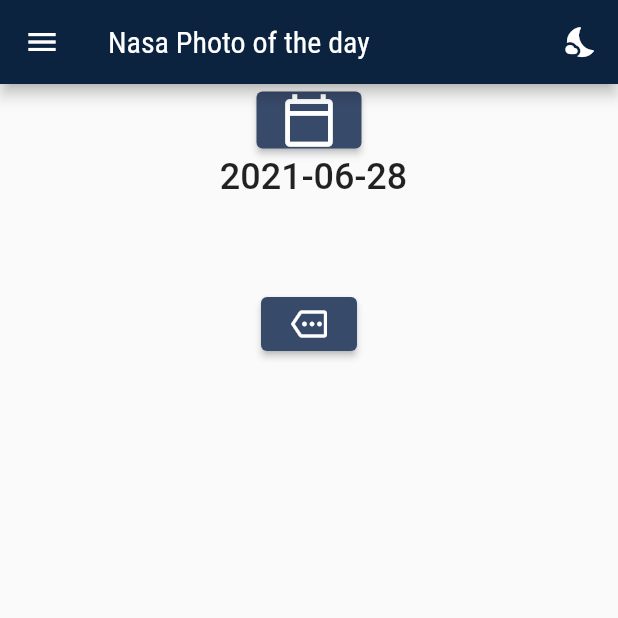
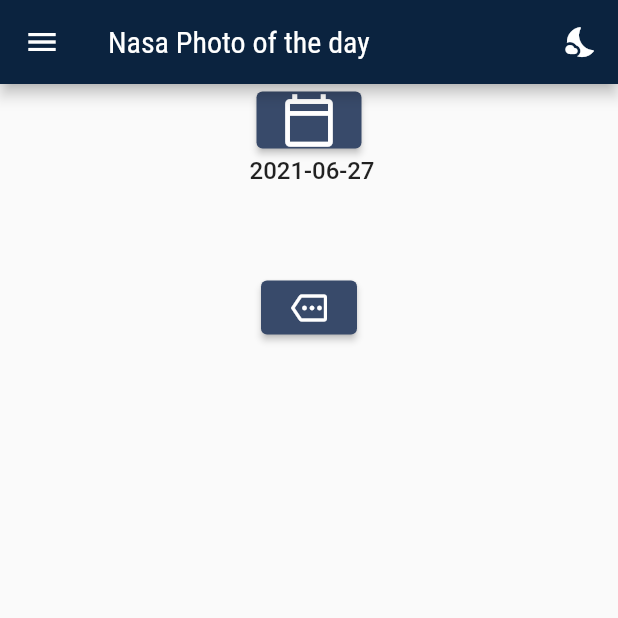
Before and after one commit to xlimiii/nasa_app, a Flutter app: the screen it shows after launch, on a phone screen of 412 x 824 dp, the top half of it. Run offline on Flutter 3.47's test engine with Material 2 defaults, Android fonts, the phone set to English and light mode, and no system bars; our stand-ins replace easy_dynamic_theme, google_maps_flutter, youtube_player_flutter; network calls fail.

Commit message:
add hack scaling

```diff
--- a/lib/models/nasa_photo_of_the_day.dart
+++ b/lib/models/nasa_photo_of_the_day.dart
@@ -1,7 +1,8 @@
 import 'dart:convert';
 import 'package:http/http.dart' as http;
 import 'package:nasa_app/models/api_nasa.dart';
-import 'package:nasa_app/models/credentials.dart' as Credentials;
+
+import 'credentials.dart';
 
  class NasaPhotoOfTheDay {
     final String title;
--- a/lib/models/nasa_rovers.dart
+++ b/lib/models/nasa_rovers.dart
@@ -1,7 +1,7 @@
 import 'dart:convert';
 import 'package:http/http.dart' as http;
 import 'package:nasa_app/models/api_nasa.dart';
-import 'package:nasa_app/models/credentials.dart' as Credentials;
+import 'package:nasa_app/models/credentials.dart';
 
  class PhotoManifest {
   String name;
--- a/lib/models/nasa_rovers_photos.dart
+++ b/lib/models/nasa_rovers_photos.dart
@@ -3,7 +3,7 @@
 import 'package:nasa_app/models/api_nasa.dart';
 import 'package:http/http.dart' as http;
 
-import 'credentials.dart' as Credentials;
+import 'credentials.dart';
 
 class Photos {
   int id;
--- /dev/null
+++ b/lib/models/screenSizeFunctions.dart
@@ -0,0 +1,26 @@
+import 'dart:ui';
+
+import 'package:flutter/cupertino.dart';
+import 'package:flutter/material.dart';
+
+class ScreenSizeFunctions {
+
+
+
+  static Size screenSize(BuildContext context) {
+    return MediaQuery.of(context).size;
+  }
+  static double screenHeight(BuildContext context,
+      {double dividedBy = 1, double reducedBy = 0.0}) {
+    return (screenSize(context).height - reducedBy) / dividedBy;
+  }
+  static double screenWidth(BuildContext context,
+      {double dividedBy = 1, double reducedBy = 0.0}) {
+    return (screenSize(context).width - reducedBy) / dividedBy;
+  }
+  static double screenHeightExcludingToolbar(BuildContext context,
+      {double dividedBy = 1}) {
+    return screenHeight(context, dividedBy: dividedBy, reducedBy: kToolbarHeight);
+  }
+
+}
--- a/lib/views/iss_people.dart
+++ b/lib/views/iss_people.dart
@@ -1,6 +1,7 @@
 import 'package:flutter/cupertino.dart';
 import 'package:flutter/material.dart';
 import 'package:nasa_app/models/iss_people.dart';
+import 'package:nasa_app/models/screenSizeFunctions.dart';
 import 'package:nasa_app/widgets/custom_appbar.dart';
 import 'package:nasa_app/widgets/main_drawer.dart';
 import 'package:nasa_app/style/icons/my_flutter_app_icons.dart' as CustomIcon;
--- a/lib/views/mars_rover.dart
+++ b/lib/views/mars_rover.dart
@@ -74,7 +74,7 @@
           children: <Widget>[
             for ( var i in roverObjects )
 
-            RoverInfo(nameOfRover: i.name, landingDate: i.landingDate, lastPhoto: i.maxDate, launchDate: i.launchDate, status: i.status, totalPhotos: i.totalPhotos.toString() ),
+            RoverInfo(nameOfRover: i.name, landingDate: i.landingDate, lastPhoto: i.maxDate, launchDate: i.launchDate, status: i.status, totalPhotos: i.totalPhotos.toString(),count: roverObjects.length.toDouble()),
 
 
           ],
--- a/lib/views/photo_of_the_day.dart
+++ b/lib/views/photo_of_the_day.dart
@@ -3,6 +3,7 @@
 import 'package:nasa_app/models/nasa_photo_of_the_day.dart';
 import 'package:intl/intl.dart';
 import 'package:flutter/material.dart';
+import 'package:nasa_app/models/screenSizeFunctions.dart';
 import 'package:nasa_app/style/themes.dart';
 import 'package:nasa_app/widgets/custom_appbar.dart';
 import 'package:nasa_app/widgets/main_drawer.dart';
@@ -20,7 +21,7 @@
   bool _visible=false;
   NasaPhotoOfTheDay photo;
   final DateFormat formatter = DateFormat('yyyy-MM-dd');
-  DateTime selectedDate = DateTime.now();
+  DateTime selectedDate = DateTime.now().subtract(Duration(days:1));
   String formattedDate;
 
   YoutubePlayerController _controller = YoutubePlayerController(
@@ -36,8 +37,7 @@
         context: context,
         initialDate: selectedDate,
         firstDate: DateTime(1995, 6, 16),
-        lastDate: DateTime(
-            DateTime.now().year, DateTime.now().month, DateTime.now().day));
+        lastDate: DateTime.now());
     if (picked != null && picked != selectedDate)
       setState(() {
         selectedDate = picked;
@@ -122,7 +122,8 @@
                 )
 
           ]),
-              Text("\t${selectedDate.toLocal()}".split(' ')[0], style: TextStyle(fontSize: 24, fontWeight: FontWeight.w500),),
+              Text("\t${selectedDate.toLocal()}".split(' ')[0], style: TextStyle(fontSize: ScreenSizeFunctions.screenHeightExcludingToolbar(context,
+                  dividedBy: 48), fontWeight: FontWeight.w500),),
 
               Container(
 
@@ -140,17 +141,26 @@
               ),
                             Text(
                 photo == null ? ' ' : photo.title, textAlign: TextAlign.center,
-                style: Theme.of(context).textTheme.headline4,
+                style: TextStyle(fontSize: ScreenSizeFunctions.screenHeightExcludingToolbar(context,
+                    dividedBy: 24), fontWeight: FontWeight.w500),
               ),
               ElevatedButton(
                 onPressed: getDescription,
                 style: ElevatedButton.styleFrom(primary: Theme.of(context).primaryColorLight,),
                 child: Icon(Icons.more_outlined, color: Colors.white,),
               ),
+          Container(
+
+            padding: const EdgeInsets.all(20),
+            decoration: BoxDecoration(
+              borderRadius: BorderRadius.circular(40),
+            ),
+            child:
               Text(
                 description.text,
-                style: Theme.of(context).textTheme.bodyText2,
-              ),
+                style: TextStyle(fontSize: ScreenSizeFunctions.screenHeightExcludingToolbar(context,
+                  dividedBy: 48), fontWeight: FontWeight.w500),
+              ),),
             ],
           ),
         ),
--- a/lib/widgets/rover_photo_element.dart
+++ b/lib/widgets/rover_photo_element.dart
@@ -1,5 +1,6 @@
 import 'package:flutter/cupertino.dart';
 import 'package:flutter/material.dart';
+import 'package:nasa_app/models/screenSizeFunctions.dart';
 
 class RoverPhotoElement extends StatelessWidget {
 
```
Also changed, not shown: lib/views/weather_at_mars.dart (+10 -4 lines), lib/widgets/rover_info.dart (+21 -7 lines).
